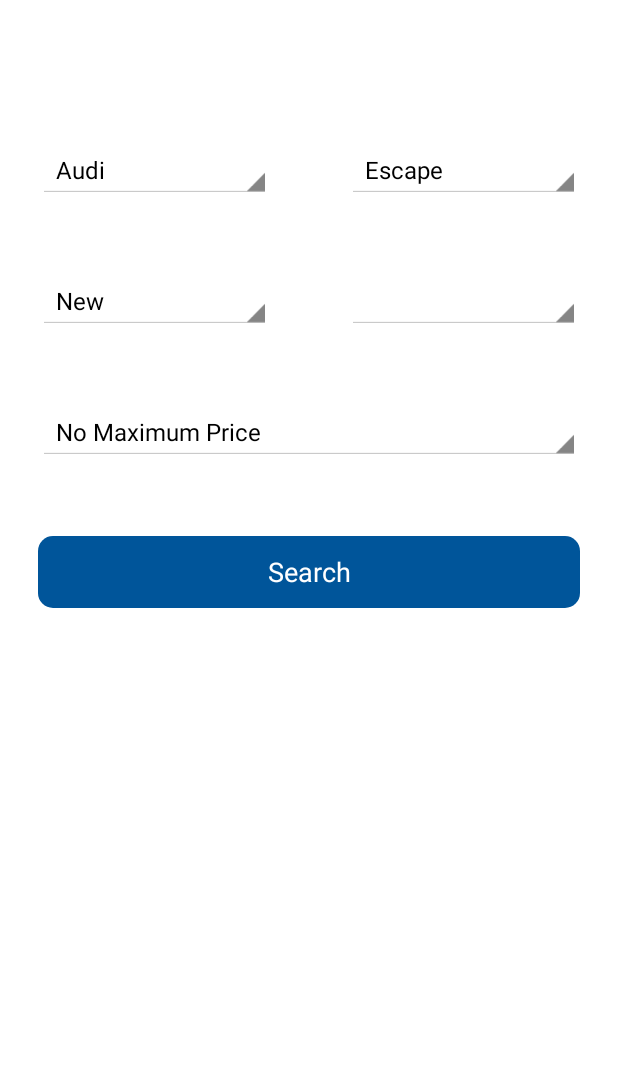
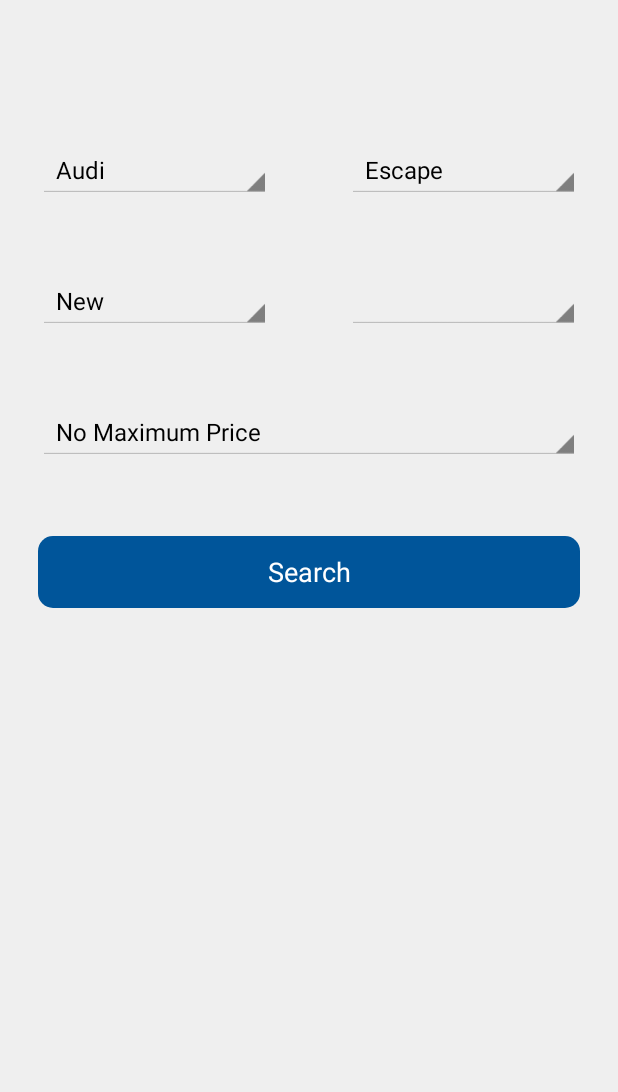
Before and after one commit to ajbrowne/InternProject, an Android app: the screen it shows after launch (HomeActivity), tab 2 chosen, on a phone screen of 412 x 824 dp, the part 144-1236 px from its top. Run offline under Robolectric (Android 15) with nearby library versions, the phone set to English and light mode, and no system bars; libraries missing offline, so code that uses them is left out: com.loopj.android, it.gmariotti.cardslib, uk.co.senab; 5 statements that could not run were skipped.

Commit message:
some color changes

```diff
--- a/Android/SpecialsApp/app/src/main/java/com/example/specialsapp/app/Activities/HomeActivity.java
+++ b/Android/SpecialsApp/app/src/main/java/com/example/specialsapp/app/Activities/HomeActivity.java
@@ -150,8 +150,9 @@ public class HomeActivity extends FragmentActivity implements AbsListView.OnScro
 
         SearchManager searchManager = (SearchManager) getSystemService(Context.SEARCH_SERVICE);
         SearchView searchView =  (SearchView) menu.findItem(R.id.search).getActionView();
+        searchView.setQueryHint("Search....");
+        setSearchTextColour(searchView);
         searchView.setSearchableInfo(searchManager.getSearchableInfo(getComponentName()));
-        setSearchTextColour(searchView);
 
         // Check login status, change menu appropriately
         SharedPreferences shared = PreferenceManager.getDefaultSharedPreferences(this);
@@ -177,11 +178,23 @@ public class HomeActivity extends FragmentActivity implements AbsListView.OnScro
             searchButton.setAccessible(true);
             ImageView sButton = (ImageView) searchButton.get(searchView);
             sButton.setImageResource(R.drawable.ic_action_search);
+
+
+
+//            Field searchHint = SearchView.class.getDeclaredField("mSearchHintIcon");
+//            searchHint.setAccessible(true);
+//            ImageView hintBtn = (ImageView) searchView.findViewById();
+//            hintBtn.setImageResource(R.drawable.ic_action_cancel);
+
         } catch (NoSuchFieldException e){
             e.printStackTrace();
         } catch (IllegalAccessException e){
             e.printStackTrace();
         }
+
+        int searchHintId = searchView.getContext().getResources().getIdentifier("android:id/search_mag_icon", null, null);
+        ImageView hintBtn = (ImageView) searchView.findViewById(searchHintId);
+        hintBtn.setImageResource(R.drawable.ic_action_cancel);
 
         int searchPlateId = searchView.getContext().getResources().getIdentifier("android:id/search_src_text", null, null);
         EditText searchPlate = (EditText) searchView.findViewById(searchPlateId);
--- a/Android/SpecialsApp/app/src/main/res/layout/fragment_dealer_specials.xml
+++ b/Android/SpecialsApp/app/src/main/res/layout/fragment_dealer_specials.xml
@@ -3,7 +3,7 @@
     android:id="@+id/container"
     android:layout_width="match_parent"
     android:layout_height="match_parent"
-    android:background="#ccc">
+    android:background="#EFEFEF">
 
     <LinearLayout
         android:layout_width="match_parent"
--- a/Android/SpecialsApp/app/src/main/res/layout/fragment_search.xml
+++ b/Android/SpecialsApp/app/src/main/res/layout/fragment_search.xml
@@ -2,7 +2,7 @@
     xmlns:tools="http://schemas.android.com/tools"
     android:layout_width="match_parent"
     android:layout_height="match_parent"
-    android:background="#fff"
+    android:background="#EFEFEF"
     tools:context=".Fragments.SearchFragment">
 
     <LinearLayout
@@ -36,8 +36,7 @@
         android:id="@+id/linear"
         android:layout_width="match_parent"
         android:layout_height="wrap_content"
-        android:layout_below="@id/topSpinners"
-        android:background="#fff">
+        android:layout_below="@id/topSpinners">
 
         <Spinner
             android:id="@+id/typeSpinner"
--- a/Android/SpecialsApp/app/src/main/res/values/colors.xml
+++ b/Android/SpecialsApp/app/src/main/res/values/colors.xml
@@ -3,4 +3,5 @@
 
     <color name="white">#fff</color>
     <color name="black">#000</color>
+    <color name="grey">#EFEFEF</color>
 </resources>
--- a/Android/SpecialsApp/app/src/main/res/values/styles.xml
+++ b/Android/SpecialsApp/app/src/main/res/values/styles.xml
@@ -4,12 +4,13 @@
     <style name="AppTheme" parent="android:Theme.Holo.Light.DarkActionBar">
         <!-- Customize your theme here. -->
         <item name="android:actionBarStyle">@style/MyActionBar</item>
-        <item name="android:actionBarWidgetTheme">@android:style/Theme.Holo.Light</item>
         <item name="android:actionBarTabTextStyle">@android:style/Widget.Holo.Light.ActionBar.TabText</item>
         <item name="android:actionBarTabStyle">@style/MyActionBarTabs</item>
         <item name="android:windowContentOverlay">@null</item>
         <item name="android:actionBarDivider">@null</item>
         <item name="ptrHeaderStyle">@style/Refresh.Text.Color</item>
+        <item name="android:actionBarWidgetTheme">@android:style/Theme.Holo.Light.DarkActionBar</item>
+        <item name="android:dropDownListViewStyle">@style/DropDownList</item>
     </style>
 
 </resources>
--- a/Android/SpecialsApp/app/src/main/res/values/themes.xml
+++ b/Android/SpecialsApp/app/src/main/res/values/themes.xml
@@ -32,4 +32,8 @@
         <item name="android:textColor">@android:color/white</item>
     </style>
 
+    <style name="DropDownList">
+        <item name="android:listSelector">@color/grey</item>
+    </style>
+
 </resources>
```
